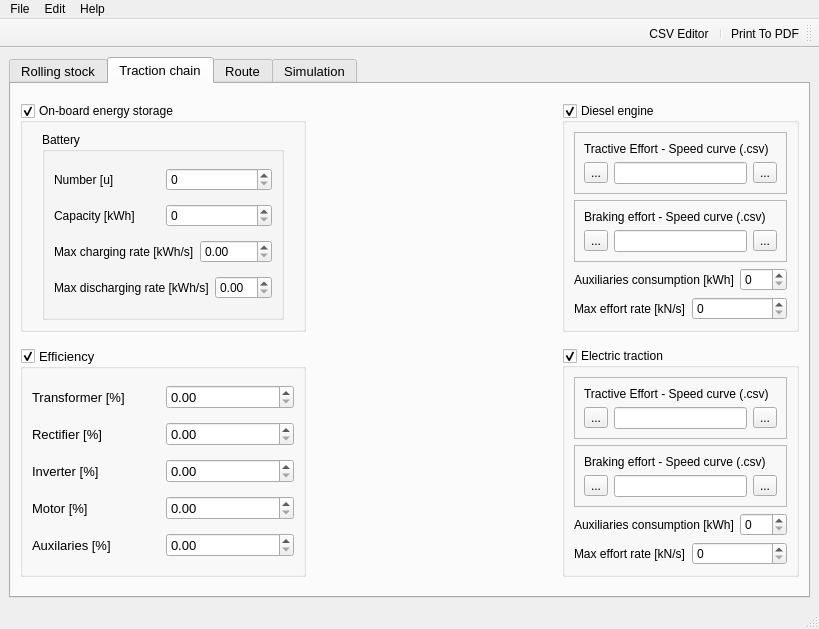
Old version of the form RailwaySim_GUI.ui in the repository danicc097/RailwaySim.
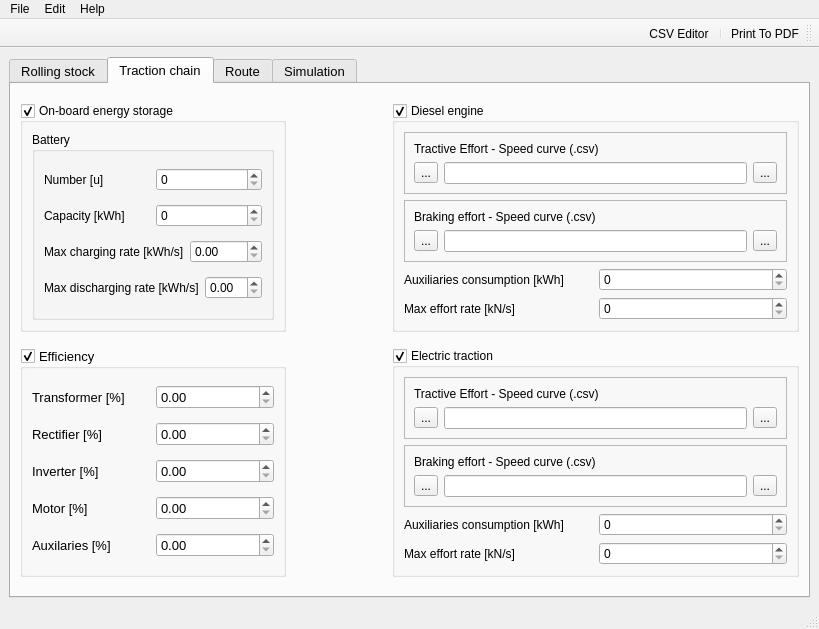
New version of the form. Icons and pictures are not drawn.

The edit to the form file:
```diff
--- a/RailwaySim_GUI.ui
+++ b/RailwaySim_GUI.ui
@@ -1058,11 +1058,11 @@
            <enum>Qt::Horizontal</enum>
           </property>
           <property name="sizeType">
-           <enum>QSizePolicy::Fixed</enum>
+           <enum>QSizePolicy::Minimum</enum>
           </property>
           <property name="sizeHint" stdset="0">
            <size>
-            <width>250</width>
+            <width>100</width>
             <height>20</height>
            </size>
           </property>
@@ -1397,7 +1397,7 @@
            <bool>true</bool>
           </property>
           <property name="sizePolicy">
-           <sizepolicy hsizetype="Fixed" vsizetype="Fixed">
+           <sizepolicy hsizetype="Ignored" vsizetype="Fixed">
             <horstretch>0</horstretch>
             <verstretch>0</verstretch>
            </sizepolicy>
@@ -1586,7 +1586,7 @@
            <bool>true</bool>
           </property>
           <property name="sizePolicy">
-           <sizepolicy hsizetype="Fixed" vsizetype="Fixed">
+           <sizepolicy hsizetype="Ignored" vsizetype="Fixed">
             <horstretch>0</horstretch>
             <verstretch>0</verstretch>
            </sizepolicy>
```
